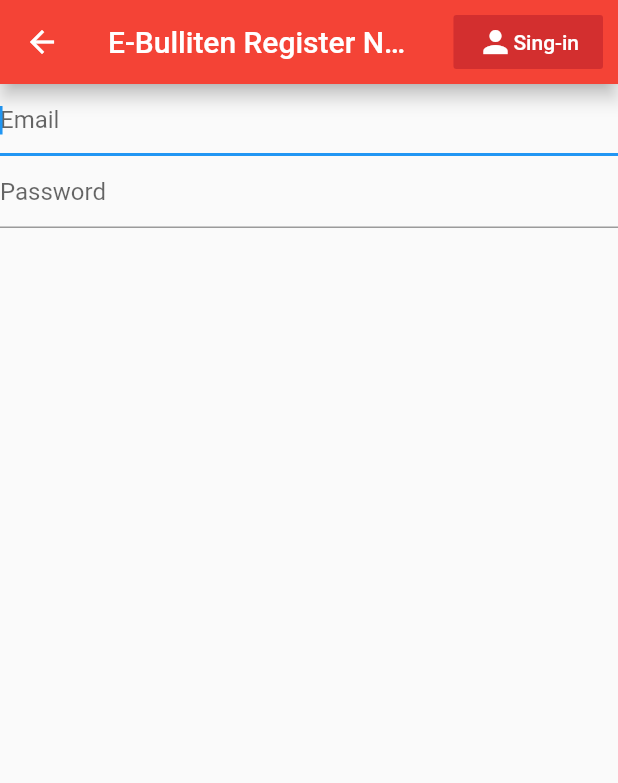
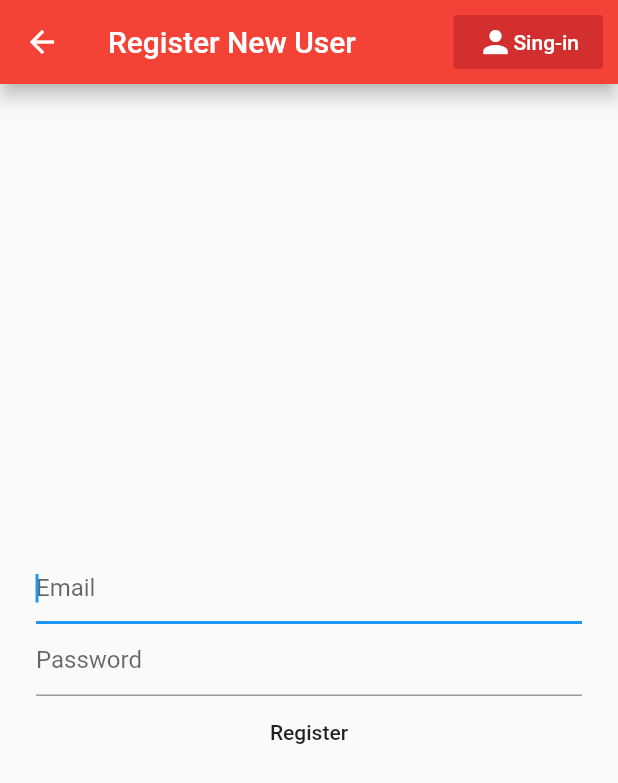
Before and after one commit to franck-noahk/senior-seminar-project, a Flutter app: the screen it shows after launch, after a tap on "Register", on a phone screen of 412 x 824 dp. Shown: the top 783 px of the screen. Run offline on Flutter 3.47's test engine with Material 2 defaults, Android fonts, the phone set to English and light mode, and no system bars; our stand-ins replace cloud_firestore, firebase_auth, firebase_core; accounts and stored records are empty.

Commit message:
Updated register page with validation & similar formatting to singin page.

```diff
--- a/e_bulletin/lib/widgets/pages/register.dart
+++ b/e_bulletin/lib/widgets/pages/register.dart
@@ -12,9 +12,10 @@ class _RegisterPageState extends State<RegisterPage> {
   Widget build(BuildContext context) {
     String email = "";
     String password = '';
+    final _formKey = GlobalKey<FormState>();
     return Scaffold(
         appBar: AppBar(
-        title: Text("E-Bulliten Register New User"),
+          title: Text("Register New User"),
           backgroundColor: Colors.red,
           actions: <Widget>[
             Container(
@@ -35,11 +36,14 @@ class _RegisterPageState extends State<RegisterPage> {
             )
           ],
         ),
-      body: Container(
+        body: Center(
+          child: Form(
+            key: _formKey,
+            child: Container(
+              margin: EdgeInsets.all(24),
               child: Column(
-        children: <Widget>[
-          Form(
-              child: Column(
+                mainAxisSize: MainAxisSize.min,
+                crossAxisAlignment: CrossAxisAlignment.stretch,
                 children: <Widget>[
                   TextFormField(
                     autofocus: true,
@@ -54,25 +58,37 @@ class _RegisterPageState extends State<RegisterPage> {
                     obscureText: true,
                     decoration: InputDecoration(hintText: "Password"),
                     onChanged: (val) => setState(() => password = val),
+                    validator: (val) => (val.length < 6)
+                        ? "Please enter a longer password"
+                        : null,
                   ),
+                  FlatButton(
+                    onPressed: () {
+                      if (_formKey.currentState.validate()) {
+                        //TODO: Invoke signing.
+                      }
+                    },
+                    child: Text("Register"),
+                  )
                 ],
-          ))
-        ],
-      )),
-    );
+              ),
+            ),
+          ),
+        ));
   }
 }
 
 isValidEmail(String value) {
   if (value.isEmpty) {
-    String fillOut =  "Please fill out email field.";
+    String fillOut = "Please fill out email field.";
     return fillOut;
   }
   if (!value.contains('@') ||
       !(value.contains('.com') ||
           value.contains('.net') ||
           value.contains('.org') ||
-          value.contains('.edu'))) {
+          value.contains('.edu')) ||
+      value.contains(" ")) {
     String valid = "Please enter a valid email address.";
     return valid;
   }
```
Lines whose indentation alone changed are shown as unchanged.
